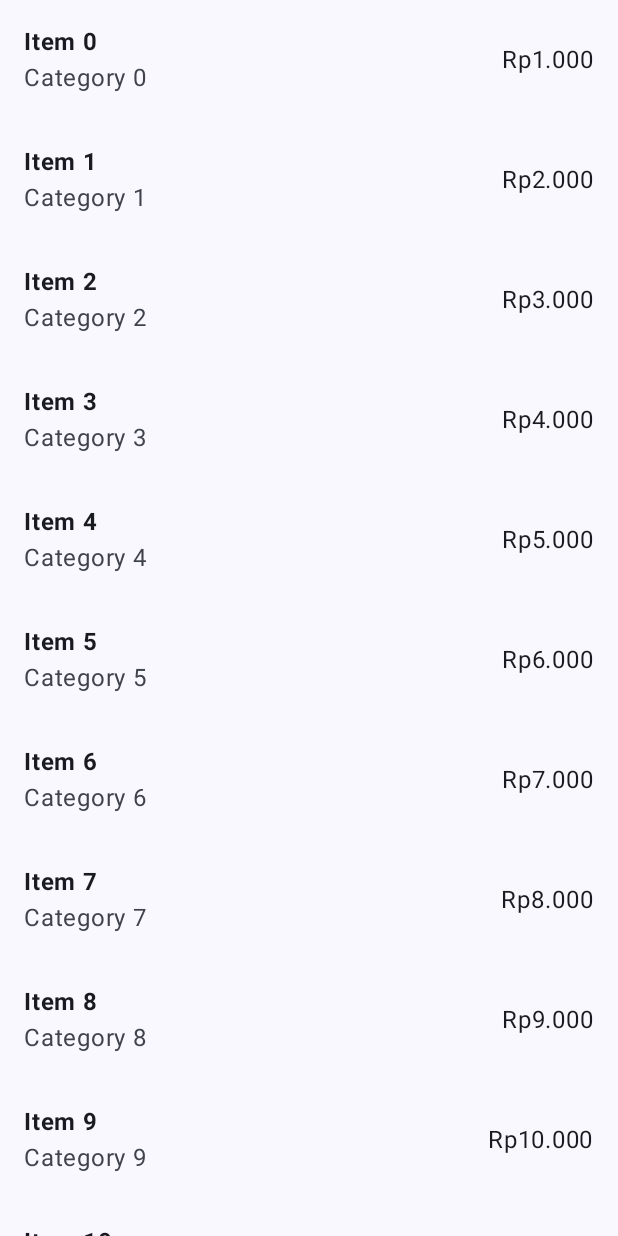
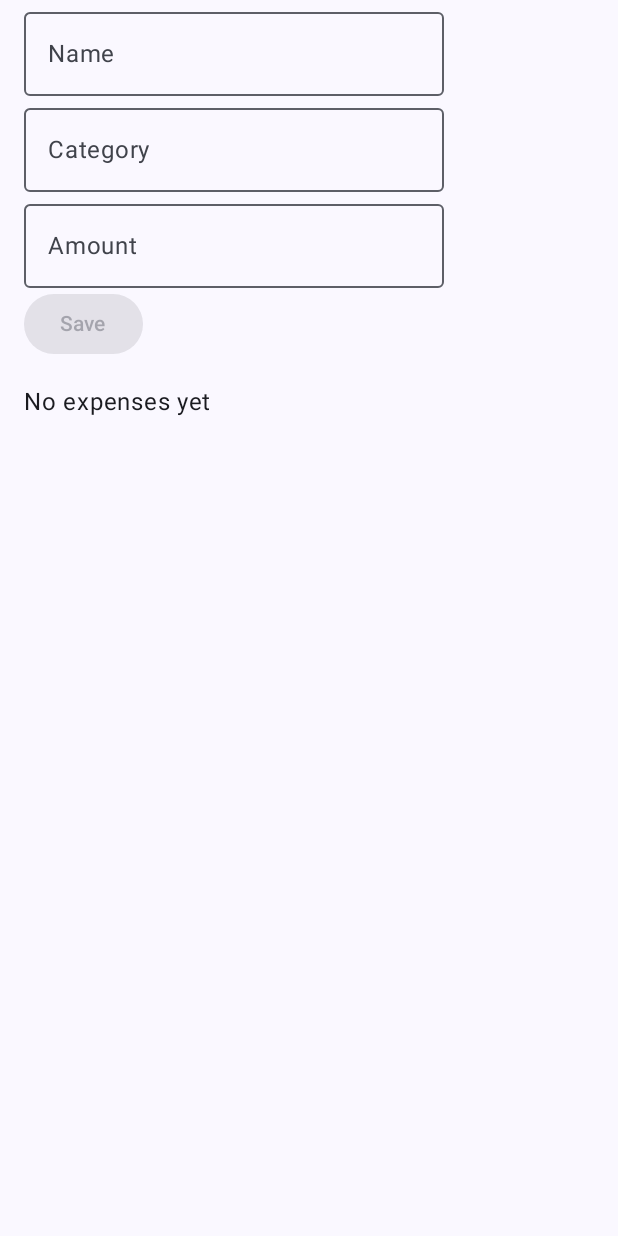
Before and after one commit to Vikraardiansyah/kantong, an Android app built with Jetpack Compose: the screen it shows after launch (MainActivity), on a phone screen of 412 x 824 dp. Run offline under Robolectric (Android 15) with nearby library versions, the phone set to English and light mode, and no system bars.

Commit message:
Add ExpenseScreen and support deleting expenses

```diff
--- a/app/src/main/java/io/github/vikraardiansyah/kantong/MainActivity.kt
+++ b/app/src/main/java/io/github/vikraardiansyah/kantong/MainActivity.kt
@@ -8,7 +8,7 @@ import androidx.compose.foundation.layout.fillMaxSize
 import androidx.compose.foundation.layout.padding
 import androidx.compose.material3.Scaffold
 import androidx.compose.ui.Modifier
-import io.github.vikraardiansyah.kantong.ui.ExpenseList
+import io.github.vikraardiansyah.kantong.ui.ExpenseScreen
 import io.github.vikraardiansyah.kantong.ui.theme.KantongTheme
 
 class MainActivity : ComponentActivity() {
@@ -18,17 +18,7 @@ class MainActivity : ComponentActivity() {
         setContent {
             KantongTheme {
                 Scaffold(modifier = Modifier.fillMaxSize()) { innerPadding ->
-                    ExpenseList(
-                        expenses = List(20) { i ->
-                            Expense(
-                                id = i,
-                                name = "Item $i",
-                                category = "Category $i",
-                                amount = (i + 1) * 1000L
-                            )
-                        },
-                        modifier = Modifier.padding(innerPadding)
-                    )
+                    ExpenseScreen(modifier = Modifier.padding(innerPadding))
                 }
             }
         }
--- a/app/src/main/java/io/github/vikraardiansyah/kantong/ui/ExpenseItem.kt
+++ b/app/src/main/java/io/github/vikraardiansyah/kantong/ui/ExpenseItem.kt
@@ -6,6 +6,7 @@ import androidx.compose.foundation.layout.fillMaxWidth
 import androidx.compose.foundation.layout.padding
 import androidx.compose.material3.MaterialTheme
 import androidx.compose.material3.Text
+import androidx.compose.material3.TextButton
 import androidx.compose.runtime.Composable
 import androidx.compose.ui.Alignment
 import androidx.compose.ui.Modifier
@@ -17,7 +18,7 @@ import io.github.vikraardiansyah.kantong.toRupiah
 import io.github.vikraardiansyah.kantong.ui.theme.KantongTheme
 
 @Composable
-fun ExpenseItem(expense: Expense, modifier: Modifier = Modifier) {
+fun ExpenseItem(expense: Expense, onDelete: () -> Unit, modifier: Modifier = Modifier) {
     Row(
         modifier = modifier
             .fillMaxWidth()
@@ -29,6 +30,7 @@ fun ExpenseItem(expense: Expense, modifier: Modifier = Modifier) {
             Text(expense.category, color = MaterialTheme.colorScheme.onSurfaceVariant)
         }
         Text(expense.amount.toRupiah())
+        TextButton(onClick = onDelete) { Text("Delete") }
     }
 }
 
@@ -36,6 +38,6 @@ fun ExpenseItem(expense: Expense, modifier: Modifier = Modifier) {
 @Composable
 private fun ExpenseItemPreview() {
     KantongTheme {
-        ExpenseItem(Expense(1, "Nasi goreng", "Food", 25_000))
+        ExpenseItem(Expense(1, "Nasi goreng", "Food", 25_000), {})
     }
 }
--- a/app/src/main/java/io/github/vikraardiansyah/kantong/ui/ExpenseList.kt
+++ b/app/src/main/java/io/github/vikraardiansyah/kantong/ui/ExpenseList.kt
@@ -1,22 +1,24 @@
 package io.github.vikraardiansyah.kantong.ui
 
+import androidx.compose.foundation.layout.padding
 import androidx.compose.foundation.lazy.LazyColumn
 import androidx.compose.foundation.lazy.items
 import androidx.compose.material3.Text
 import androidx.compose.runtime.Composable
 import androidx.compose.ui.Modifier
 import androidx.compose.ui.tooling.preview.Preview
+import androidx.compose.ui.unit.dp
 import io.github.vikraardiansyah.kantong.Expense
 import io.github.vikraardiansyah.kantong.ui.theme.KantongTheme
 
 @Composable
-fun ExpenseList(expenses: List<Expense>, modifier: Modifier = Modifier) {
+fun ExpenseList(expenses: List<Expense>, onDelete: (Int) -> Unit, modifier: Modifier = Modifier) {
     if (expenses.isEmpty()) {
-        Text("No expenses yet", modifier = modifier)
+        Text("No expenses yet", modifier = modifier.padding(16.dp))
     } else {
         LazyColumn(modifier = modifier) {
             items(expenses, key = { it.id }) { expense ->
-                ExpenseItem(expense)
+                ExpenseItem(expense, onDelete = { onDelete(expense.id) })
             }
         }
     }
@@ -33,7 +35,7 @@ private fun ExpenseListPreview() {
         Expense(5, "Train", "Transport", 5_000),
     )
     KantongTheme {
-        ExpenseList(sample)
+        ExpenseList(sample, {})
     }
 }
 
@@ -41,6 +43,6 @@ private fun ExpenseListPreview() {
 @Composable
 private fun ExpenseListEmptyPreview() {
     KantongTheme {
-        ExpenseList(emptyList())
+        ExpenseList(emptyList(), {})
     }
 }
--- /dev/null
+++ b/app/src/main/java/io/github/vikraardiansyah/kantong/ui/ExpenseScreen.kt
@@ -0,0 +1,38 @@
+package io.github.vikraardiansyah.kantong.ui
+
+import androidx.compose.foundation.layout.Column
+import androidx.compose.foundation.layout.padding
+import androidx.compose.runtime.Composable
+import androidx.compose.runtime.getValue
+import androidx.compose.runtime.mutableIntStateOf
+import androidx.compose.runtime.mutableStateOf
+import androidx.compose.runtime.remember
+import androidx.compose.runtime.setValue
+import androidx.compose.ui.Modifier
+import androidx.compose.ui.tooling.preview.Preview
+import androidx.compose.ui.unit.dp
+import io.github.vikraardiansyah.kantong.Expense
+import io.github.vikraardiansyah.kantong.ui.theme.KantongTheme
+
+@Composable
+fun ExpenseScreen(modifier: Modifier = Modifier) {
+    var expenses by remember { mutableStateOf(emptyList<Expense>()) }
+    var nextId by remember { mutableIntStateOf(0) }
+
+    Column(modifier = modifier) {
+        AddExpenseForm(onSave = { name, category, amount ->
+            expenses = expenses + Expense(nextId, name, category, amount)
+            nextId++
+        }, modifier = Modifier.padding(horizontal = 16.dp))
+        ExpenseList(
+            expenses = expenses,
+            onDelete = { id -> expenses = expenses.filter { it.id != id } }
+        )
+    }
+}
+
+@Preview(showBackground = true)
+@Composable
+private fun ExpenseScreenPreview() {
+    KantongTheme { ExpenseScreen() }
+}
```
